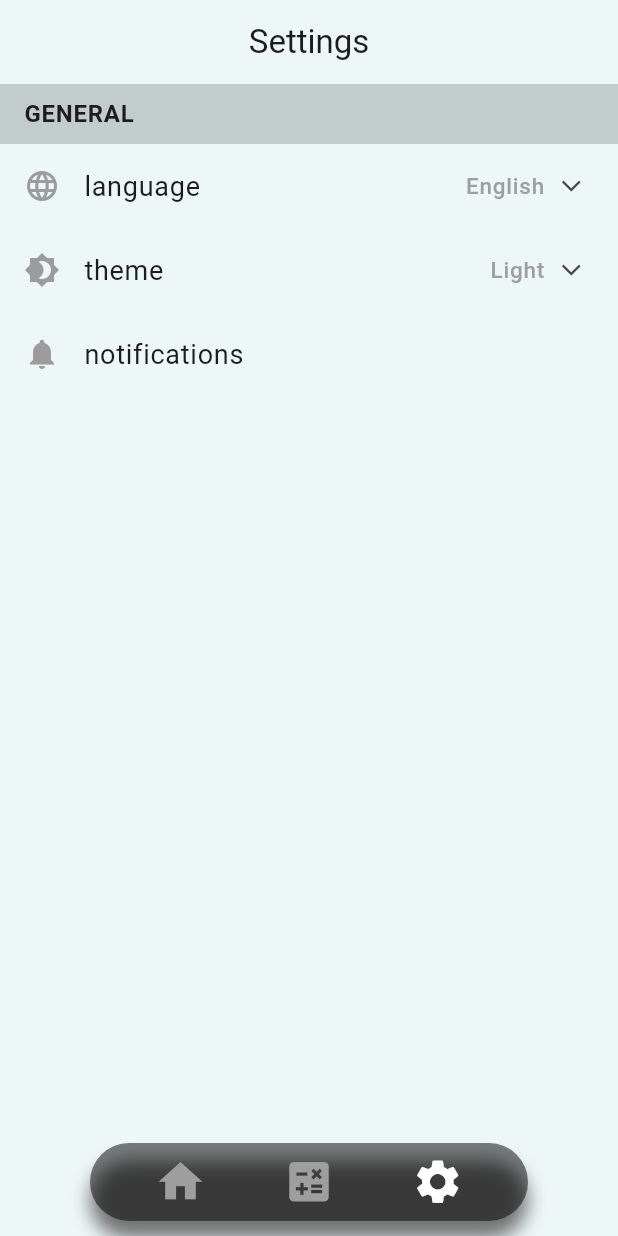
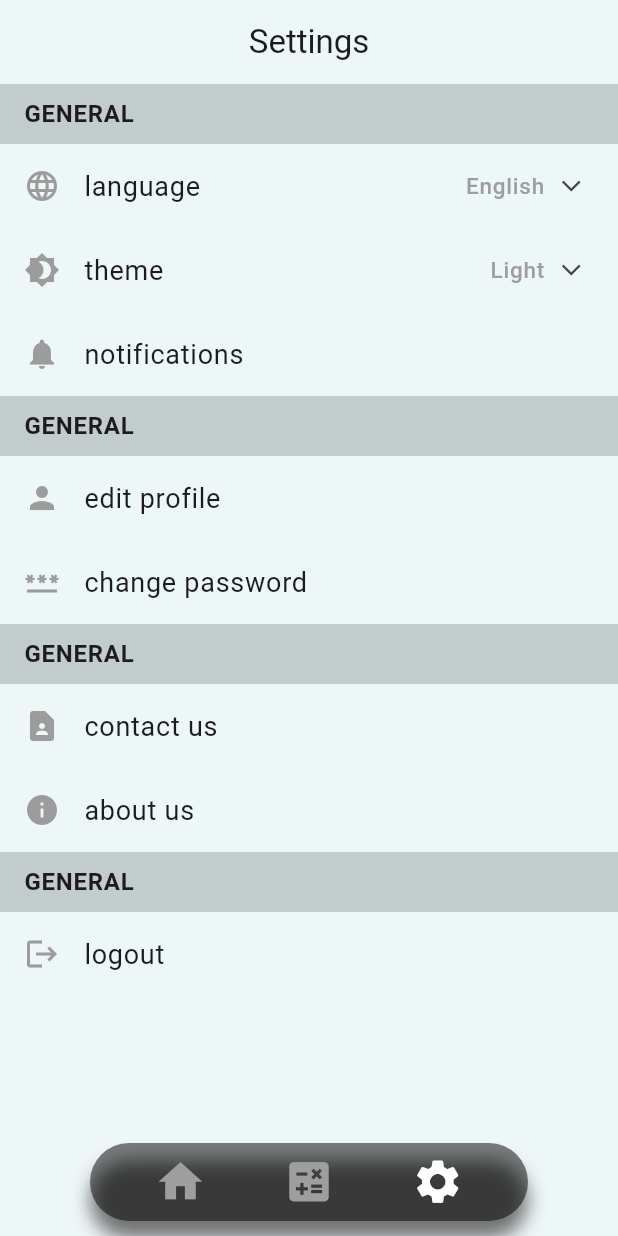
Before and after one commit to Amr-3li/Linkify-Social-Media-App, a Flutter app: the HomePage screen opened directly, swiped to page 3, on a phone screen of 412 x 824 dp. Run offline on Flutter 3.47's test engine with Material 3 defaults, Android fonts, the phone set to English and light mode, and no system bars; our stand-ins replace animated_splash_screen, bloc, cached_network_image, cloud_firestore, device_preview, dio and 5 more; accounts and stored records are empty; network calls fail.

Commit message:
finish ui of settings page

```diff
--- a/lib/Features/settings/presentation/view/widgets/settings_body.dart
+++ b/lib/Features/settings/presentation/view/widgets/settings_body.dart
@@ -7,7 +7,8 @@ class SettingsBody extends StatelessWidget {
 
   @override
   Widget build(BuildContext context) {
-    return const Column(
+    return const SingleChildScrollView(
+      child: Column(
         children: [
           ListNameComponent(name: "GENERAL"),
           SettingsListItem(
@@ -15,7 +16,16 @@ class SettingsBody extends StatelessWidget {
           SettingsListItem(
               text: "theme", icon: Icons.brightness_4, trailingText: "Light"),
           SettingsListItem(text: "notifications", icon: Icons.notifications),
+          ListNameComponent(name: "ACCOUNT"),
+          SettingsListItem(text: "edit profile", icon: Icons.person),
+          SettingsListItem(text: "change password", icon: Icons.password),
+          ListNameComponent(name: "HELP"),
+          SettingsListItem(text: "contact us", icon: Icons.contact_page),
+          SettingsListItem(text: "about us", icon: Icons.info),
+          ListNameComponent(name: "OTHERS"),
+          SettingsListItem(text: "logout", icon: Icons.logout),
         ],
+      ),
     );
   }
 }
```
Lines whose indentation alone changed are shown as unchanged.
